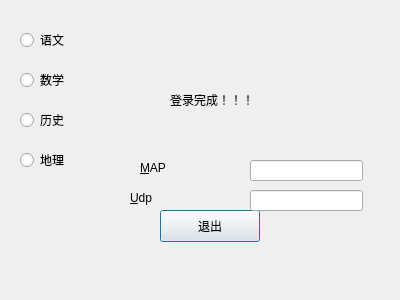
Qt form logindialog.ui (littleZhangqq/qtprject) before a commit.
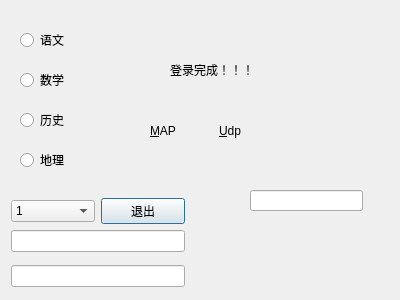
The same form after that commit. Icons and pictures are not drawn.

```diff
--- a/logindialog.ui
+++ b/logindialog.ui
@@ -17,7 +17,7 @@
    <property name="geometry">
     <rect>
      <x>170</x>
-     <y>90</y>
+     <y>60</y>
      <width>150</width>
      <height>20</height>
     </rect>
@@ -38,19 +38,6 @@
     <string>登录完成！！！</string>
    </property>
   </widget>
-  <widget class="QPushButton" name="pushButton">
-   <property name="geometry">
-    <rect>
-     <x>160</x>
-     <y>210</y>
-     <width>100</width>
-     <height>32</height>
-    </rect>
-   </property>
-   <property name="text">
-    <string>退出</string>
-   </property>
-  </widget>
   <widget class="QRadioButton" name="yuwen">
    <property name="geometry">
     <rect>
@@ -103,48 +90,6 @@
     <string>地理</string>
    </property>
   </widget>
-  <widget class="QLabel" name="label_2">
-   <property name="geometry">
-    <rect>
-     <x>140</x>
-     <y>160</y>
-     <width>58</width>
-     <height>16</height>
-    </rect>
-   </property>
-   <property name="text">
-    <string>&amp;MAP</string>
-   </property>
-   <property name="buddy">
-    <cstring>lineEdit</cstring>
-   </property>
-  </widget>
-  <widget class="QLineEdit" name="lineEdit">
-   <property name="geometry">
-    <rect>
-     <x>250</x>
-     <y>160</y>
-     <width>113</width>
-     <height>21</height>
-    </rect>
-   </property>
-  </widget>
-  <widget class="QLabel" name="label_3">
-   <property name="geometry">
-    <rect>
-     <x>130</x>
-     <y>190</y>
-     <width>58</width>
-     <height>16</height>
-    </rect>
-   </property>
-   <property name="text">
-    <string>&amp;Udp</string>
-   </property>
-   <property name="buddy">
-    <cstring>lineEdit_2</cstring>
-   </property>
-  </widget>
   <widget class="QLineEdit" name="lineEdit_2">
    <property name="geometry">
     <rect>
@@ -155,6 +100,108 @@
     </rect>
    </property>
   </widget>
+  <widget class="QWidget" name="">
+   <property name="geometry">
+    <rect>
+     <x>150</x>
+     <y>120</y>
+     <width>131</width>
+     <height>21</height>
+    </rect>
+   </property>
+   <layout class="QHBoxLayout" name="horizontalLayout_2">
+    <item>
+     <widget class="QLabel" name="label_2">
+      <property name="text">
+       <string>&amp;MAP</string>
+      </property>
+      <property name="buddy">
+       <cstring>lineEdit</cstring>
+      </property>
+     </widget>
+    </item>
+    <item>
+     <widget class="QLabel" name="label_3">
+      <property name="text">
+       <string>&amp;Udp</string>
+      </property>
+      <property name="buddy">
+       <cstring>lineEdit_2</cstring>
+      </property>
+     </widget>
+    </item>
+   </layout>
+  </widget>
+  <widget class="QWidget" name="">
+   <property name="geometry">
+    <rect>
+     <x>11</x>
+     <y>191</y>
+     <width>174</width>
+     <height>104</height>
+    </rect>
+   </property>
+   <layout class="QVBoxLayout" name="verticalLayout">
+    <item>
+     <layout class="QGridLayout" name="gridLayout_2">
+      <item row="1" column="0">
+       <widget class="QLineEdit" name="lineEdit_3"/>
+      </item>
+      <item row="0" column="0">
+       <layout class="QGridLayout" name="gridLayout_3">
+        <item row="0" column="0">
+         <widget class="QComboBox" name="comboBox">
+          <item>
+           <property name="text">
+            <string>1</string>
+           </property>
+          </item>
+          <item>
+           <property name="text">
+            <string>2</string>
+           </property>
+          </item>
+          <item>
+           <property name="text">
+            <string>3</string>
+           </property>
+          </item>
+          <item>
+           <property name="text">
+            <string>4</string>
+           </property>
+          </item>
+          <item>
+           <property name="text">
+            <string>5</string>
+           </property>
+           <property name="icon">
+            <iconset resource="Resource.qrc">
+             <normaloff>:/images/test1.png</normaloff>:/images/test1.png</iconset>
+           </property>
+          </item>
+         </widget>
+        </item>
+        <item row="0" column="1">
+         <widget class="QPushButton" name="pushButton">
+          <property name="text">
+           <string>退出</string>
+          </property>
+          <property name="icon">
+           <iconset resource="Resource.qrc">
+            <normaloff>:/images/test6.png</normaloff>:/images/test6.png</iconset>
+          </property>
+         </widget>
+        </item>
+       </layout>
+      </item>
+     </layout>
+    </item>
+    <item>
+     <widget class="QLineEdit" name="lineEdit"/>
+    </item>
+   </layout>
+  </widget>
  </widget>
  <resources/>
  <connections>
```
Left out of the diff: 4 changed lines with no effect on the pictures.
